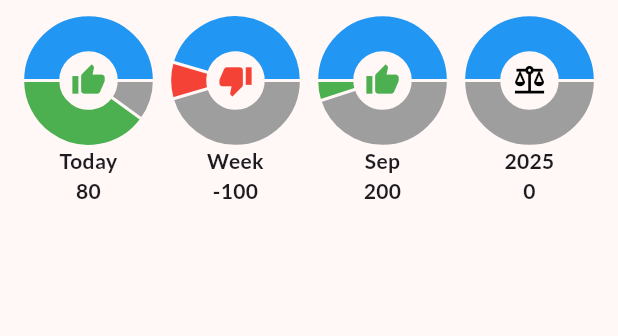
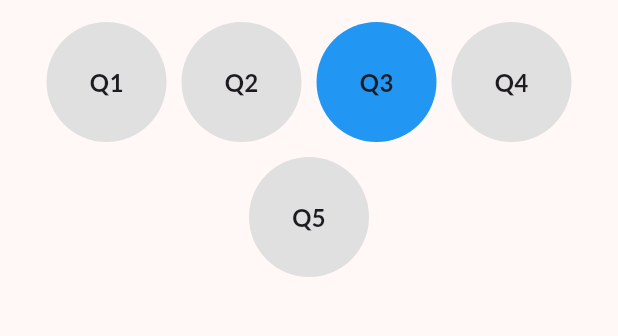
Before and after one commit to denickman/Budget, a Flutter app: the screen it shows after launch, on a phone screen of 412 x 824 dp, the part 65-401 px from its top. Run offline on Flutter 3.47's test engine with Material 3 defaults, Android fonts, the phone set to English and light mode, and no system bars; drawn by our look-alikes of fl_chart; our stand-ins replace google_fonts.

Commit message:
Refactor code

```diff
--- a/lib/screens/available.dart
+++ b/lib/screens/available.dart
@@ -1,8 +1,8 @@
 import 'package:flutter/material.dart';
-import 'package:fl_chart/fl_chart.dart';
 import 'package:google_fonts/google_fonts.dart';
 import 'package:intl/intl.dart';
 import 'package:finapp/widgets/available/available_status.dart';
+import 'package:finapp/widgets/available/period_circles.dart'; // Новый импорт
 
 class AvailableScreen extends StatefulWidget {
   const AvailableScreen({super.key});
@@ -32,134 +32,63 @@ class _AvailableScreenState extends State<AvailableScreen> {
   }
 
 // ===== Methods ======
-
-  // Function for calculating sectors
- List<PieChartSectionData> getSections(
-  double initial,
-  double spent,
-  double circleSize,
-) {
-  final spentWithinBudget = spent > initial ? initial : spent;
-  final overspent = spent > initial ? spent - initial : 0;
-  final saved = spent < initial ? initial - spent : 0;
-
-  PieChartSectionData makeSection(double value, Color color) {
-    return PieChartSectionData(
-      value: value,
-      color: color,
-      radius: circleSize * 0.30,
-      showTitle: false,
-    );
-  }
-
-  return [
-    if (spentWithinBudget > 0) makeSection(spentWithinBudget, Colors.grey),
-    if (overspent > 0) makeSection(overspent.toDouble(), Colors.red),
-    if (saved > 0) makeSection(saved.toDouble(), Colors.green),
-    makeSection(initial, Colors.blue),
-  ];
-}
-
-
-  IconData getCenterIcon(double initial, double spent) {
-    if (spent > initial) return Icons.thumb_down;
-    if (spent < initial) return Icons.thumb_up;
-    return Icons.balance;
-  }
-
-  double getRemaining(double initial, double spent) {
-    return initial - spent;
-  }
-
   Widget _showAvailableStatus() {
     if (_selectedPeriodIndex == null) {
-      return Container(); // Пустой контейнер, если период не выбран
+      return Container();
     }
     return Padding(
       padding: const EdgeInsets.all(2.0),
       child: AvailableStatus(
         period: periods[_selectedPeriodIndex!],
         isSelected: true,
-        onPeriodSelected: (index) => setState(() => _selectedPeriodIndex = index),
       ),
     );
   }
 
-  // For creating circles
   Widget _buildPeriodCircles(BuildContext context) {
-    final screenWidth = MediaQuery.of(context).size.width;
-    final spacing = 20.0;
-    final itemsPerRow = 4;
-    final availableWidth = screenWidth - (spacing * (itemsPerRow + 1));
-    final circleSize = availableWidth / itemsPerRow;
+  final periods = [
+    "Q1",
+    "Q2",
+    "Q3",
+    "Q4",
+    "Q5",
+
+  ]; // пример данных
+  const double circleSize = 80.0;
+  const double spacing = 10.0;
 
   return Wrap(
     spacing: spacing,
     runSpacing: spacing,
     alignment: WrapAlignment.center,
     children: periods.asMap().entries.map((entry) {
-        int index = entry.key;
-        var period = entry.value;
-        double initial = period['initial'];
-        double spent = period['spent'];
+      final index = entry.key;
+      final period = entry.value;
 
       return GestureDetector(
-          onTap: () => setState(() => _selectedPeriodIndex = index),
+        onTap: () {
+          // при желании можно обрабатывать тап
+          print('Tapped $period');
+        },
         child: SizedBox(
           width: circleSize,
-            child: Column(
-              children: [
-                Stack(
-                  alignment: Alignment.center,
-                  children: [
-                    SizedBox(
-                      width: circleSize,
           height: circleSize,
-                      child: PieChart(
-                        PieChartData(
-                          sections: getSections(initial, spent, circleSize),
-                          centerSpaceRadius: circleSize * 0.25,
-                          sectionsSpace: 2,
-                          borderData: FlBorderData(show: false),
+          child: DecoratedBox(
+            decoration: BoxDecoration(
+              shape: BoxShape.circle,
+              color: index == 2
+                  ? Colors.blue
+                  : Colors.grey[300], // пример подсветки
+            ),
+            child: Center(
+              child: Text(
+                period,
+                style: const TextStyle(
+                  fontSize: 16,
+                  fontWeight: FontWeight.bold,
                 ),
               ),
             ),
-                    Icon(
-                      getCenterIcon(initial, spent),
-                      size: circleSize * 0.3,
-                      color: spent > initial
-                          ? Colors.red
-                          : (spent < initial ? Colors.green : Colors.black),
-                    ),
-                  ],
-                ),
-                SizedBox(height: 5),
-                Text(
-                  period['label'],
-                  textAlign: TextAlign.center,
-                  style: GoogleFonts.lato(
-                    fontWeight: FontWeight.bold,
-                    fontSize: 14,
-                  ),
-                ),
-                Text(
-                  '${getRemaining(initial, spent).toStringAsFixed(0)}',
-                  textAlign: TextAlign.center,
-                  style: GoogleFonts.lato(
-                    fontWeight: FontWeight.bold,
-                    fontSize: 14,
-                  ),
-                ),
-                AnimatedContainer(
-                  duration: Duration(milliseconds: 300),
-                  curve: Curves.easeInOut,
-                  margin: EdgeInsets.only(top: 4),
-                  height: 2,
-                  width: _selectedPeriodIndex == index ? 24 : 0,
-                  color: Colors.blue,
-                ),
-                SizedBox(height: 4),
-              ],
           ),
         ),
       );
@@ -167,8 +96,8 @@ class _AvailableScreenState extends State<AvailableScreen> {
   );
 }
 
+
   // ===== Lifecycle ======
-
   @override
   Widget build(BuildContext context) {
     return Scaffold(
@@ -194,10 +123,24 @@ class _AvailableScreenState extends State<AvailableScreen> {
                 },
               ),
             ),
+
              Padding(
             padding: const EdgeInsets.all(2.0),
-              child: _buildPeriodCircles(context),
+            child: _buildPeriodCircles(context), // вызов старого круга
           ),
+
+
+
+            // Padding(
+            //   padding: const EdgeInsets.all(2.0),
+            //   child: PeriodCircles(
+            //     periods: periods,
+            //     selectedPeriodIndex: _selectedPeriodIndex,
+            //     onSelect: (index) => setState(() => _selectedPeriodIndex = index),
+            //   ),
+            // ),
+
+
             if (_isExpanded) _showAvailableStatus(),
           ],
         ),
```
Also changed, not shown: lib/widgets/available/available_status.dart (+180 -139 lines), lib/widgets/available/period_circles.dart (added, +139 -0 lines), lib/widgets/available/available_budget.dart (deleted), 3 other files. Lines whose indentation alone changed are shown as unchanged.
